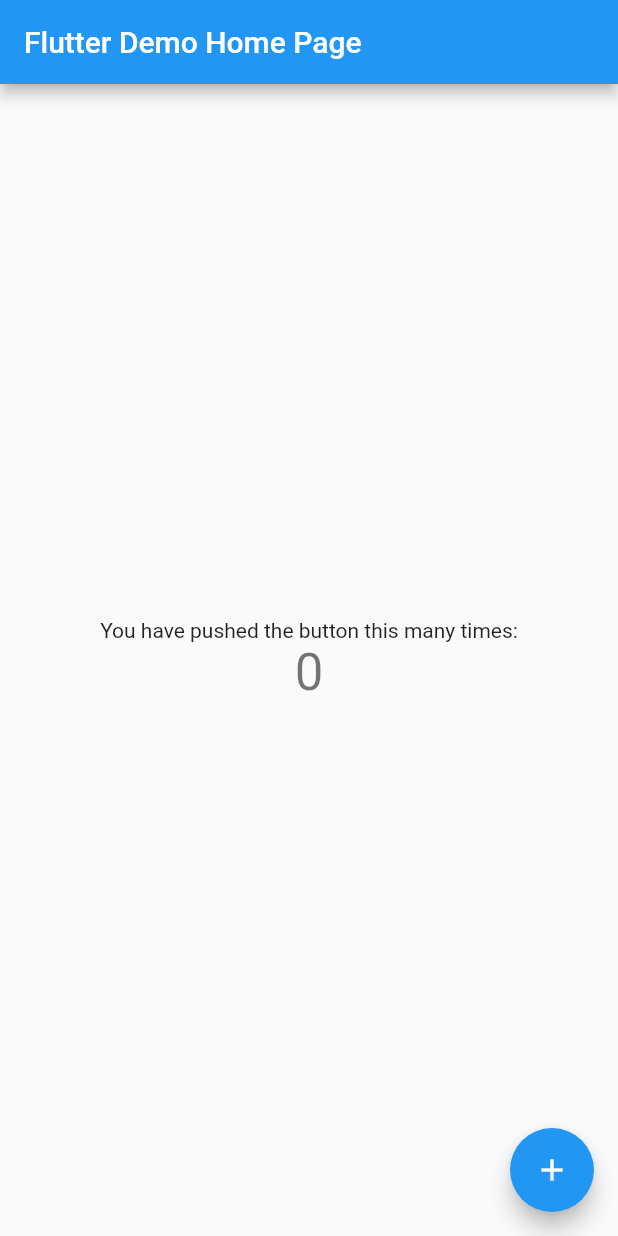
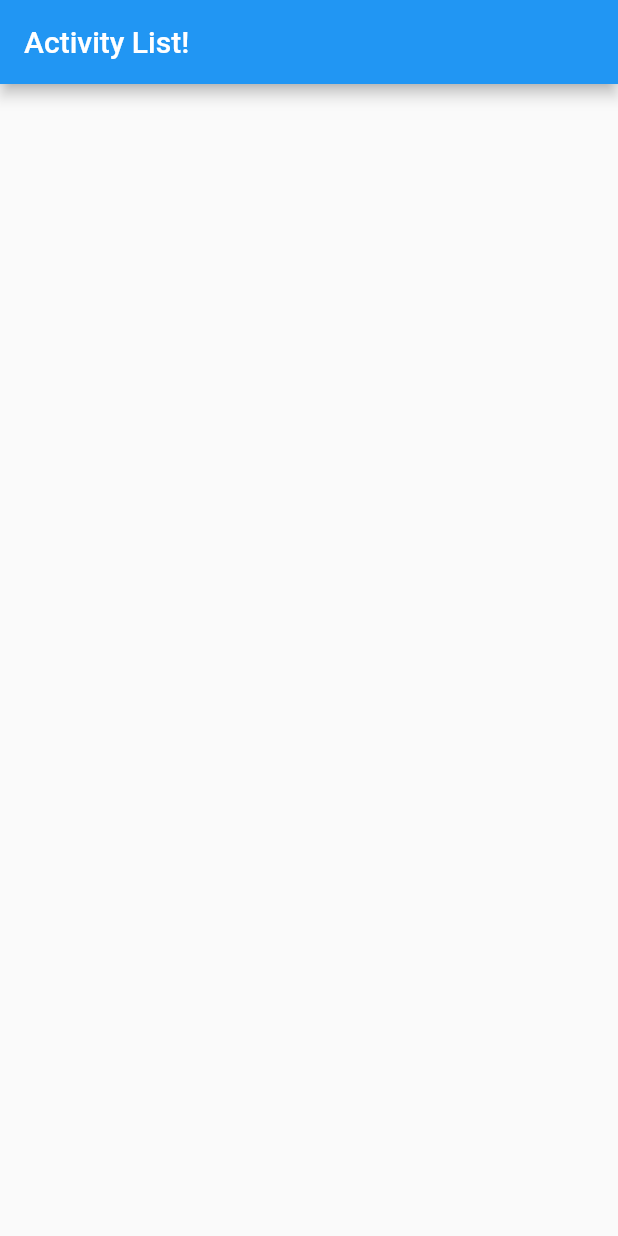
Before and after one commit to GraceYongXM/gaigai-Planner, a Flutter app: the screen it shows after launch, on a phone screen of 412 x 824 dp. Run offline on Flutter 3.47's test engine with Material 2 defaults, Android fonts, the phone set to English and light mode, and no system bars; our stand-ins replace sqflite; accounts and stored records are empty.

Commit message:
connected external DB to app

```diff
--- /dev/null
+++ b/lib/activity.dart
@@ -0,0 +1,17 @@
+import 'dart:core';
+
+class Activity {
+  int id;
+  String name, type, location;
+  double cost;
+  double? travelTime;
+
+  Activity(
+    this.id,
+    this.name,
+    this.type,
+    this.location,
+    this.cost,
+    this.travelTime,
+  );
+}
--- /dev/null
+++ b/lib/activitylist.dart
@@ -0,0 +1,75 @@
+import 'package:flutter/material.dart';
+
+import './dbhelper.dart';
+import './activity.dart';
+
+List<Activity> activityList = [];
+
+class ActivityListPage extends StatefulWidget {
+  const ActivityListPage({Key? key}) : super(key: key);
+
+  @override
+  State<ActivityListPage> createState() => _ActivityListPageState();
+}
+
+class _ActivityListPageState extends State<ActivityListPage> {
+  @override
+  void initState() {
+    // TODO: implement initState
+    super.initState();
+    getData();
+  }
+
+  void getData() async {
+    var dbHelper = DBHelper();
+    List<Activity> _activityList = await dbHelper.getActivity();
+    setState(() {
+      activityList = _activityList;
+    });
+  }
+
+  @override
+  Widget build(BuildContext context) {
+    return Scaffold(
+      appBar: AppBar(
+        title: Text('Activity List!'),
+      ),
+      body: Container(
+        child: ListView.separated(
+            shrinkWrap: true,
+            physics: ClampingScrollPhysics(),
+            itemBuilder: (context, index) {
+              return Container(
+                padding: EdgeInsets.all(15),
+                child: Text('Activity: ' +
+                    activityList[index].name +
+                    ' ' +
+                    activityList[index].type),
+              );
+            },
+            separatorBuilder: (context, index) => Divider(
+                  height: 0.5,
+                  color: Colors.purple,
+                ),
+            itemCount: activityList == null ? 0 : activityList.length),
+      ),
+    );
+  }
+}
+
+/* child: Text('activityList.length: ' + activityList.length.toString())
+child: ListView.separated(
+            shrinkWrap: true,
+            physics: ClampingScrollPhysics(),
+            itemBuilder: (context, index) {
+              return Container(
+                padding: EdgeInsets.all(15),
+                child: Text('hi' + activityList[index].name),
+              );
+            },
+            separatorBuilder: (context, index) => Divider(
+                  height: 0.5,
+                  color: Colors.purple,
+                ),
+            itemCount: activityList == null ? 0 : activityList.length),
+            */
--- /dev/null
+++ b/lib/dbhelper.dart
@@ -0,0 +1,47 @@
+import 'dart:io' as io;
+import 'dart:async';
+import 'package:flutter/services.dart';
+import 'package:gaigai_planner/activity.dart';
+import 'package:path/path.dart';
+import 'package:path_provider/path_provider.dart';
+import 'package:sqflite/sqflite.dart';
+
+class DBHelper {
+  static Database? _database;
+
+  Future<Database?> get database async {
+    if (_database != null) return _database;
+    _database = await initDB();
+    return _database;
+  }
+
+  initDB() async {
+    // get database directory's path
+    io.Directory docDir = await getApplicationDocumentsDirectory();
+    String path = join(docDir.path, 'activities.db');
+
+    bool dbExist = await io.File(path).exists();
+    if (!dbExist) {
+      // copy database from asset folder
+      ByteData data = await rootBundle.load(join('assets', 'activities.db'));
+      List<int> bytes =
+          data.buffer.asUint8List(data.offsetInBytes, data.lengthInBytes);
+
+      await io.File(path).writeAsBytes(bytes, flush: true);
+    }
+
+    var db = await openDatabase(path, version: 1);
+    return db;
+  }
+
+  Future<List<Activity>> getActivity() async {
+    var dbClient = await database;
+    List<Map> list = await dbClient!.rawQuery('SELECT * FROM activities');
+    List<Activity> activities = [];
+    for (int i = 0; i < list.length; i++) {
+      activities.add(Activity(list[i]['id'], list[i]['name'], list[i]['type'],
+          list[i]['location'], list[i]['cost'], list[i]['travelTime']));
+    }
+    return activities;
+  }
+}
--- a/lib/main.dart
+++ b/lib/main.dart
@@ -1,115 +1,18 @@
 import 'package:flutter/material.dart';
 
-void main() {
-  runApp(const MyApp());
-}
+import './activitylist.dart';
+
+void main() => runApp(MyApp());
 
 class MyApp extends StatelessWidget {
-  const MyApp({Key? key}) : super(key: key);
-
-  // This widget is the root of your application.
   @override
   Widget build(BuildContext context) {
     return MaterialApp(
-      title: 'Flutter Demo',
+      title: 'Activity List',
       theme: ThemeData(
-        // This is the theme of your application.
-        //
-        // Try running your application with "flutter run". You'll see the
-        // application has a blue toolbar. Then, without quitting the app, try
-        // changing the primarySwatch below to Colors.green and then invoke
-        // "hot reload" (press "r" in the console where you ran "flutter run",
-        // or simply save your changes to "hot reload" in a Flutter IDE).
-        // Notice that the counter didn't reset back to zero; the application
-        // is not restarted.
         primarySwatch: Colors.blue,
       ),
-      home: const MyHomePage(title: 'Flutter Demo Home Page'),
+      home: ActivityListPage(),
     );
   }
 }
-
-class MyHomePage extends StatefulWidget {
-  const MyHomePage({Key? key, required this.title}) : super(key: key);
-
-  // This widget is the home page of your application. It is stateful, meaning
-  // that it has a State object (defined below) that contains fields that affect
-  // how it looks.
-
-  // This class is the configuration for the state. It holds the values (in this
-  // case the title) provided by the parent (in this case the App widget) and
-  // used by the build method of the State. Fields in a Widget subclass are
-  // always marked "final".
-
-  final String title;
-
-  @override
-  State<MyHomePage> createState() => _MyHomePageState();
-}
-
-class _MyHomePageState extends State<MyHomePage> {
-  int _counter = 0;
-
-  void _incrementCounter() {
-    setState(() {
-      // This call to setState tells the Flutter framework that something has
-      // changed in this State, which causes it to rerun the build method below
-      // so that the display can reflect the updated values. If we changed
-      // _counter without calling setState(), then the build method would not be
-      // called again, and so nothing would appear to happen.
-      _counter++;
-    });
-  }
-
-  @override
-  Widget build(BuildContext context) {
-    // This method is rerun every time setState is called, for instance as done
-    // by the _incrementCounter method above.
-    //
-    // The Flutter framework has been optimized to make rerunning build methods
-    // fast, so that you can just rebuild anything that needs updating rather
-    // than having to individually change instances of widgets.
-    return Scaffold(
-      appBar: AppBar(
-        // Here we take the value from the MyHomePage object that was created by
-        // the App.build method, and use it to set our appbar title.
-        title: Text(widget.title),
-      ),
-      body: Center(
-        // Center is a layout widget. It takes a single child and positions it
-        // in the middle of the parent.
-        child: Column(
-          // Column is also a layout widget. It takes a list of children and
-          // arranges them vertically. By default, it sizes itself to fit its
-          // children horizontally, and tries to be as tall as its parent.
-          //
-          // Invoke "debug painting" (press "p" in the console, choose the
-          // "Toggle Debug Paint" action from the Flutter Inspector in Android
-          // Studio, or the "Toggle Debug Paint" command in Visual Studio Code)
-          // to see the wireframe for each widget.
-          //
-          // Column has various properties to control how it sizes itself and
-          // how it positions its children. Here we use mainAxisAlignment to
-          // center the children vertically; the main axis here is the vertical
-          // axis because Columns are vertical (the cross axis would be
-          // horizontal).
-          mainAxisAlignment: MainAxisAlignment.center,
-          children: <Widget>[
-            const Text(
-              'You have pushed the button this many times:',
-            ),
-            Text(
-              '$_counter',
-              style: Theme.of(context).textTheme.headline4,
-            ),
-          ],
-        ),
-      ),
-      floatingActionButton: FloatingActionButton(
-        onPressed: _incrementCounter,
-        tooltip: 'Increment',
-        child: const Icon(Icons.add),
-      ), // This trailing comma makes auto-formatting nicer for build methods.
-    );
-  }
-}
```
Also changed, not shown: 1 other file.
